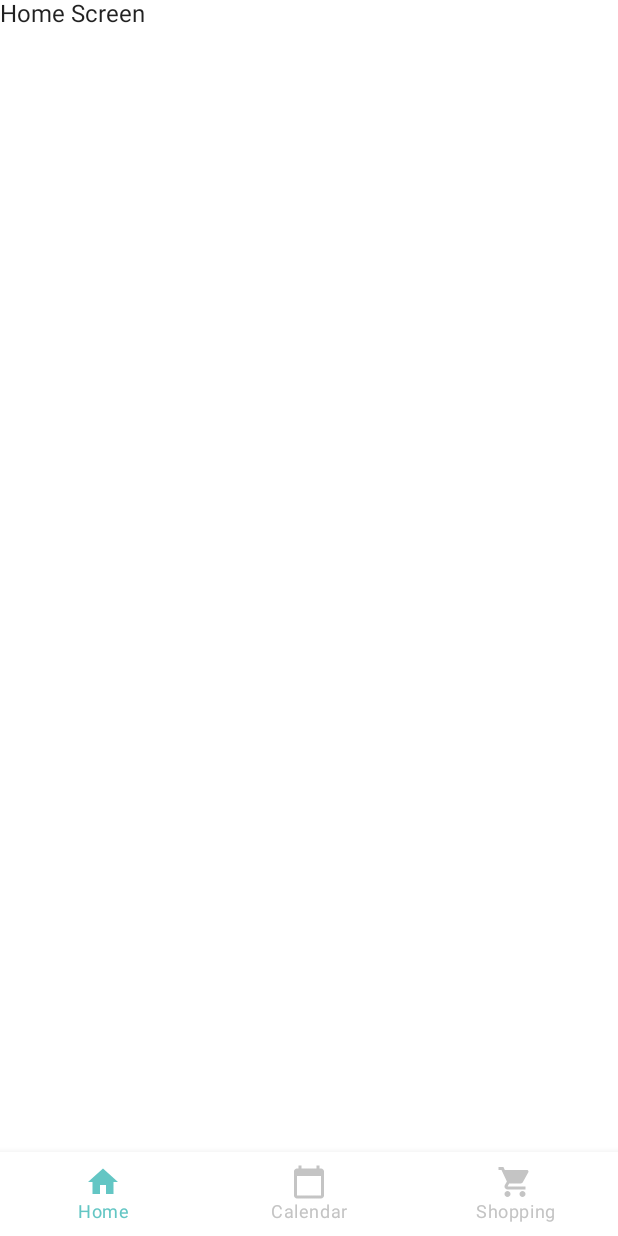
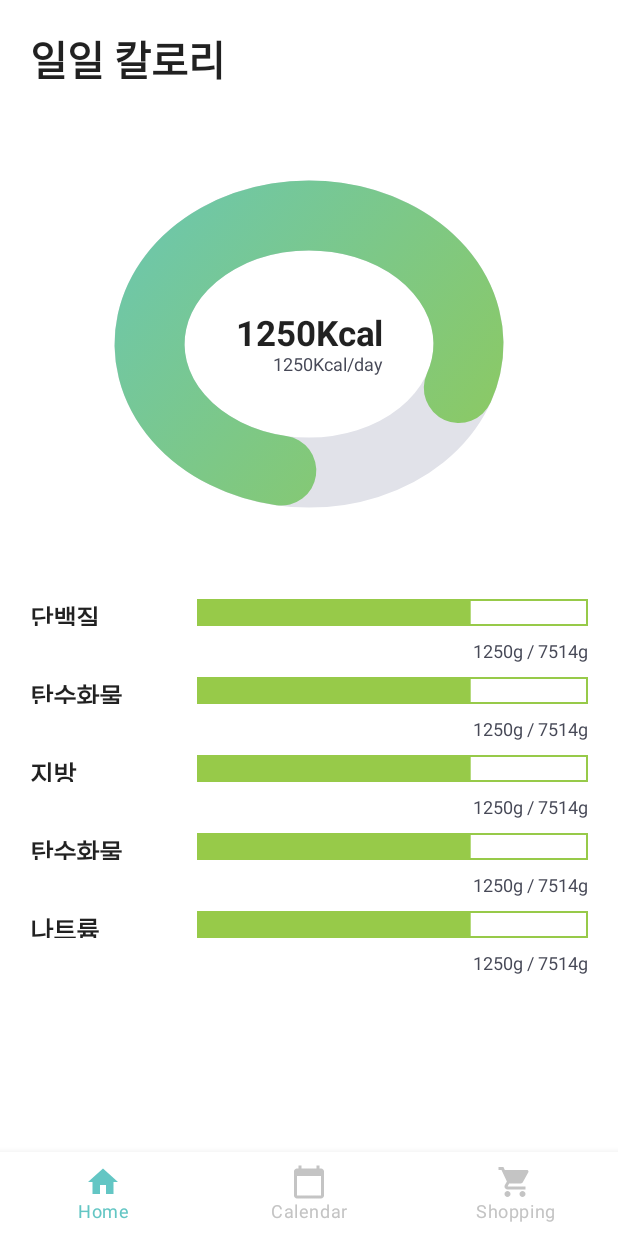
Before and after one commit to dlgocks1/Alife_Compose, an Android app built with Jetpack Compose: the HomeScreen screen opened through its navigation route, on a phone screen of 412 x 824 dp. Run offline under Robolectric (Android 15) with nearby library versions, the phone set to English and light mode, and no system bars; our stand-ins replace Dagger/Hilt's generated code, accompanist.

Commit message:
feat : 1013 HomeScreen 추가
차트 구현, box component 구현

```diff
--- a/app/src/main/java/com/alife/vegan/ui/calendar/CalendarScreen.kt
+++ b/app/src/main/java/com/alife/vegan/ui/calendar/CalendarScreen.kt
@@ -32,7 +32,7 @@ import androidx.navigation.compose.rememberNavController
 import com.alife.vegan.R
 import com.alife.vegan.ui.calendar.Dummy.dayList
 import com.alife.vegan.ui.calendar.Dummy.dummyFood
-import com.alife.vegan.ui.calendar.components.CalendarItem
+import com.alife.vegan.ui.components.CalendarItem
 import com.alife.vegan.ui.theme.AlifeTheme
 import com.alife.vegan.ui.theme.Color_Alife_Cyan
 
@@ -131,7 +131,7 @@ fun CalendarScreen(
 @Composable
 fun DietListContainer(value: List<Pair<String, String>>) {
   val isEmpty = false
-  if (value.isEmpty()) {
+  if (!value.isEmpty()) {
     EmptyDiet()
   } else {
     DietList()
--- a/app/src/main/java/com/alife/vegan/ui/calendar/components/CalendarItem.kt
+++ b/app/src/main/java/com/alife/vegan/ui/components/CalendarItem.kt
@@ -1,4 +1,4 @@
-package com.alife.vegan.ui.calendar.components
+package com.alife.vegan.ui.components
 
 import androidx.compose.foundation.BorderStroke
 import androidx.compose.foundation.clickable
--- /dev/null
+++ b/app/src/main/java/com/alife/vegan/ui/components/KcalProgressBar.kt
@@ -0,0 +1,86 @@
+package com.alife.vegan.ui.components
+
+import androidx.compose.animation.core.Animatable
+import androidx.compose.animation.core.LinearEasing
+import androidx.compose.animation.core.tween
+import androidx.compose.foundation.Canvas
+import androidx.compose.foundation.layout.*
+import androidx.compose.material.Text
+import androidx.compose.runtime.Composable
+import androidx.compose.runtime.LaunchedEffect
+import androidx.compose.runtime.remember
+import androidx.compose.ui.Alignment
+import androidx.compose.ui.Modifier
+import androidx.compose.ui.geometry.Offset
+import androidx.compose.ui.graphics.Brush
+import androidx.compose.ui.graphics.Color
+import androidx.compose.ui.graphics.StrokeCap
+import androidx.compose.ui.graphics.drawscope.Stroke
+import androidx.compose.ui.text.font.FontWeight
+import androidx.compose.ui.unit.dp
+import androidx.compose.ui.unit.sp
+
+@Composable
+fun KcalProgressBar(targetvalue: Float) {
+  val animatedValue = remember { Animatable(0f) }
+
+  // 특정 값으로 색을 채우는 Animation
+  LaunchedEffect(Unit) {
+    animatedValue.animateTo(
+      targetValue = targetvalue,
+      animationSpec = tween(durationMillis = 2000, easing = LinearEasing),
+    )
+  }
+
+  Column {
+    Box(
+      modifier = Modifier
+        .fillMaxWidth()
+        .height(300.dp)
+    ) {
+      Canvas(
+        modifier = Modifier.fillMaxSize()
+      ) {
+        val sizeArc = size / 1.75F
+        drawArc(
+          color = Color(0xFFE1E2E9),
+          startAngle = 0f,
+          sweepAngle = 360f,
+          useCenter = false,
+          topLeft = Offset((size.width - sizeArc.width) / 2f, (size.height - sizeArc.height) / 2f),
+          size = sizeArc,
+          style = Stroke(width = 70f)
+        )
+
+        drawArc(
+          brush = Brush.linearGradient(
+            colors = listOf(
+              Color(0xff63C6C4), Color(0xff97CA49)
+            ),
+            start = Offset.Zero,
+            end = Offset.Infinite,
+          ),
+          startAngle = 100f,
+          sweepAngle = animatedValue.value,
+          useCenter = false,
+          topLeft = Offset(
+            (size.width - sizeArc.width) / 2f,
+            (size.height - sizeArc.height) / 2f
+          ),
+          size = sizeArc,
+          style = Stroke(width = 70f, cap = StrokeCap.Round)
+        )
+
+      }
+      Column(
+        modifier = Modifier
+          .align(Alignment.Center),
+        horizontalAlignment = Alignment.End,
+        verticalArrangement = Arrangement.Center,
+      ) {
+        Text(text = "1250Kcal", fontSize = 23.sp, fontWeight = FontWeight.Bold)
+        Text(text = "1250Kcal/day", fontSize = 12.sp, color = Color(0xFF474957))
+      }
+    }
+  }
+}
--- a/app/src/main/java/com/alife/vegan/ui/home/HomeScreen.kt
+++ b/app/src/main/java/com/alife/vegan/ui/home/HomeScreen.kt
@@ -1,12 +1,92 @@
 package com.alife.vegan.ui.home
 
 import android.util.Log
+import androidx.compose.foundation.BorderStroke
+import androidx.compose.foundation.Canvas
+import androidx.compose.foundation.border
+import androidx.compose.foundation.gestures.Orientation
+import androidx.compose.foundation.gestures.scrollable
+import androidx.compose.foundation.layout.*
+import androidx.compose.foundation.rememberScrollState
 import androidx.compose.material.Text
-import androidx.compose.runtime.Composable
-import androidx.hilt.navigation.compose.hiltViewModel
-import com.alife.vegan.ui.calendar.CalendarViewModel
+import androidx.compose.runtime.*
+import androidx.compose.ui.Alignment
+import androidx.compose.ui.Modifier
+import androidx.compose.ui.geometry.Size
+import androidx.compose.ui.graphics.*
+import androidx.compose.ui.text.font.FontWeight
+import androidx.compose.ui.tooling.preview.Preview
+import androidx.compose.ui.unit.dp
+import androidx.compose.ui.unit.sp
+import com.alife.vegan.ui.components.KcalProgressBar
+import com.alife.vegan.ui.theme.Color_Alife_Green
 
 @Composable
 fun HomeScreen() {
-  Text(text = "Home Screen")
+  val scrollState = rememberScrollState()
+  Column(
+    modifier = Modifier
+      .fillMaxWidth()
+      .padding(20.dp, 20.dp)
+      .scrollable(state = scrollState, orientation = Orientation.Vertical),
+  ) {
+    Text(text = "일일 칼로리", fontSize = 27.sp, fontWeight = FontWeight.Bold)
+    Spacer(modifier = Modifier.height(20.dp))
+    KcalProgressBar(280f)
+    Spacer(modifier = Modifier.height(20.dp))
+
+    KcalInfo(listOf("단백질", "탄수화물", "지방", "탄수화물", "나트륨"))
+  }
 }
+
+@Composable
+fun KcalInfo(infoList: List<String>) {
+  Column(
+    horizontalAlignment = Alignment.End,
+    verticalArrangement = Arrangement.spacedBy(10.dp)
+  ) {
+    infoList.map {
+      Row(
+        modifier = Modifier
+          .fillMaxWidth()
+          .height(18.dp)
+      ) {
+        Text(
+          text = it,
+          fontWeight = FontWeight.Bold,
+          fontSize = 17.sp,
+          modifier = Modifier.weight(0.3f)
+        )
+        Box(
+          modifier = Modifier
+            .fillMaxHeight()
+            .weight(0.7f)
+        ) {
+          Canvas(
+            modifier = Modifier
+              .fillMaxSize()
+              .border(BorderStroke(1.dp, color = Color_Alife_Green))
+          ) {
+            Log.i("test", size.toString())
+            drawRect(
+              color = Color_Alife_Green,
+              size = Size(
+                size.width * 0.7f, size.height
+              )
+            )
+          }
+        }
+      }
+      Text(
+        text = "1250g / 7514g", fontSize = 12.sp, color = Color(0xFF474957)
+      )
+    }
+  }
+}
+
+
+@Preview
+@Composable
+fun HomeScreenPreview() {
+  HomeScreen()
+}
--- /dev/null
+++ b/app/src/main/java/com/alife/vegan/ui/onboard/OnboardStart.kt
@@ -0,0 +1,4 @@
+package com.alife.vegan.ui.onboard
+
+class OnboardStart {
+}
--- /dev/null
+++ b/app/src/main/java/com/alife/vegan/ui/registerDiet/RegisterDietScreen.kt
@@ -0,0 +1,4 @@
+package com.alife.vegan.ui.onboard
+
+class RegisterDietScreen {
+}
--- a/app/src/main/java/com/alife/vegan/ui/setting/SettingGenderScreen.kt
+++ b/app/src/main/java/com/alife/vegan/ui/setting/SettingGenderScreen.kt
@@ -17,7 +17,6 @@ fun SettingGenderScreen(navController: NavController) {
     Text(text = "Gender Setting")
     Button(onClick = {
       navController.navigate("setting_exercise")
-
     }) {
       Text(text = "다음")
     }
```
